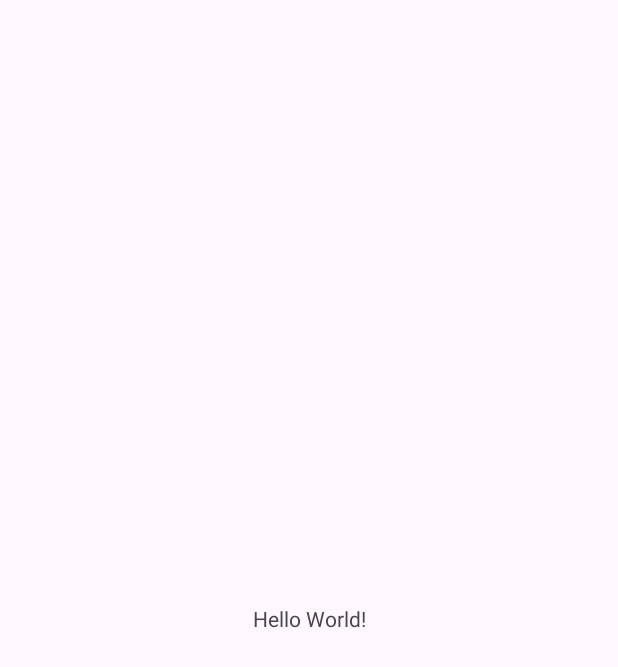
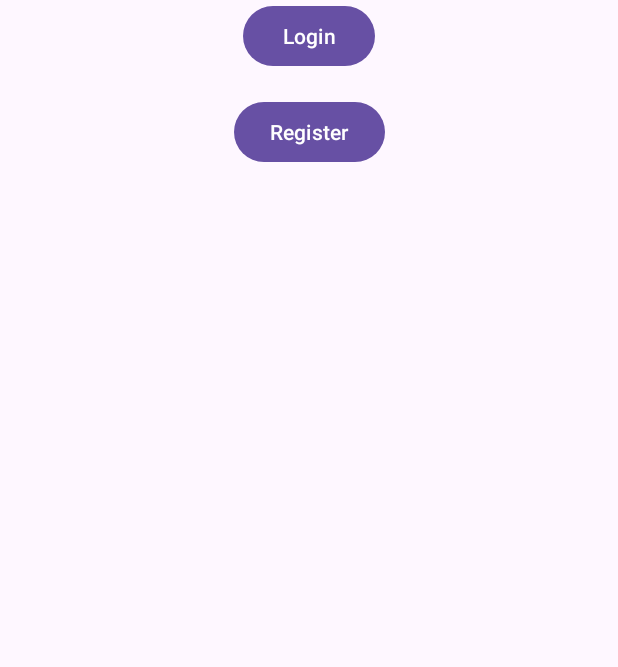
Before and after one commit to Satwik934/CSCB07-Planetze-86, an Android app: the screen it shows after launch (MainActivity), on a phone screen of 412 x 824 dp. Before the commit the part shown is almost empty. Shown: the top 667 px of the screen. Run offline under Robolectric (Android 15) with nearby library versions, the phone set to English and light mode, and no system bars.

Commit message:
upating project

```diff
--- a/app/src/main/AndroidManifest.xml
+++ b/app/src/main/AndroidManifest.xml
@@ -13,6 +13,12 @@
         android:theme="@style/Theme.Planetze86"
         tools:targetApi="31">
         <activity
+            android:name=".RegisterActivity"
+            android:exported="false" />
+        <activity
+            android:name=".LoginActivity"
+            android:exported="false" />
+        <activity
             android:name=".MainActivity"
             android:exported="true">
             <intent-filter>
--- a/app/src/main/java/com/example/planetze86/MainActivity.java
+++ b/app/src/main/java/com/example/planetze86/MainActivity.java
@@ -1,7 +1,10 @@
 package com.example.planetze86;
 
 import android.os.Bundle;
-
+import android.content.Intent;
+import android.os.Bundle;
+import android.view.View;
+import android.widget.Button;
 import androidx.activity.EdgeToEdge;
 import androidx.appcompat.app.AppCompatActivity;
 import androidx.core.graphics.Insets;
@@ -13,12 +16,24 @@ public class MainActivity extends AppCompatActivity {
     @Override
     protected void onCreate(Bundle savedInstanceState) {
         super.onCreate(savedInstanceState);
-        EdgeToEdge.enable(this);
         setContentView(R.layout.activity_main);
-        ViewCompat.setOnApplyWindowInsetsListener(findViewById(R.id.main), (v, insets) -> {
-            Insets systemBars = insets.getInsets(WindowInsetsCompat.Type.systemBars());
-            v.setPadding(systemBars.left, systemBars.top, systemBars.right, systemBars.bottom);
-            return insets;
+        Button loginButton = findViewById(R.id.loginButton);
+        Button registerButton = findViewById(R.id.registerButton);
+
+        loginButton.setOnClickListener(new View.OnClickListener() {
+            @Override
+            public void onClick(View v) {
+                Intent intent = new Intent(MainActivity.this, LoginActivity.class);
+                startActivity(intent);
+            }
+        });
+
+        registerButton.setOnClickListener(new View.OnClickListener() {
+            @Override
+            public void onClick(View v) {
+                Intent intent = new Intent(MainActivity.this, RegisterActivity.class);
+                startActivity(intent);
+            }
         });
     }
 }
--- a/app/src/main/res/layout/activity_main.xml
+++ b/app/src/main/res/layout/activity_main.xml
@@ -7,13 +7,26 @@
     android:layout_height="match_parent"
     tools:context=".MainActivity">
 
-    <TextView
+    <!-- Login Button -->
+    <Button
+        android:id="@+id/loginButton"
         android:layout_width="wrap_content"
         android:layout_height="wrap_content"
-        android:text="Hello World!"
-        app:layout_constraintBottom_toBottomOf="parent"
+        android:text="Login"
+        app:layout_constraintTop_toTopOf="parent"
+        app:layout_constraintStart_toStartOf="parent"
         app:layout_constraintEnd_toEndOf="parent"
+        app:layout_constraintVertical_bias="0.4" />
+
+    <!-- Register Button -->
+    <Button
+        android:id="@+id/registerButton"
+        android:layout_width="wrap_content"
+        android:layout_height="wrap_content"
+        android:text="Register"
+        app:layout_constraintTop_toBottomOf="@id/loginButton"
         app:layout_constraintStart_toStartOf="parent"
-        app:layout_constraintTop_toTopOf="parent" />
+        app:layout_constraintEnd_toEndOf="parent"
+        android:layout_marginTop="16dp" />
 
 </androidx.constraintlayout.widget.ConstraintLayout>
--- a/build.gradle.kts
+++ b/build.gradle
@@ -1,4 +1,4 @@
 // Top-level build file where you can add configuration options common to all sub-projects/modules.
 plugins {
-    alias(libs.plugins.android.application) apply false
+alias(libs.plugins.android.application) apply false
 }
--- a/settings.gradle.kts
+++ b/settings.gradle
@@ -20,4 +20,4 @@ dependencyResolutionManagement {
 }
 
 rootProject.name = "Planetze86"
-include(":app")
+include ':app'
```
Also changed, not shown: app/build.gradle (added, +40 -0 lines), app/build.gradle.kts (deleted, +0 -43 lines), app/src/main/java/com/example/planetze86/LoginActivity.java (added, +24 -0 lines), app/src/main/java/com/example/planetze86/RegisterActivity.java (added, +24 -0 lines), app/src/main/res/layout/activity_login.xml (added, +10 -0 lines), app/src/main/res/layout/activity_register.xml (added, +10 -0 lines), gradle/wrapper/gradle-wrapper.properties, 7 other files.
